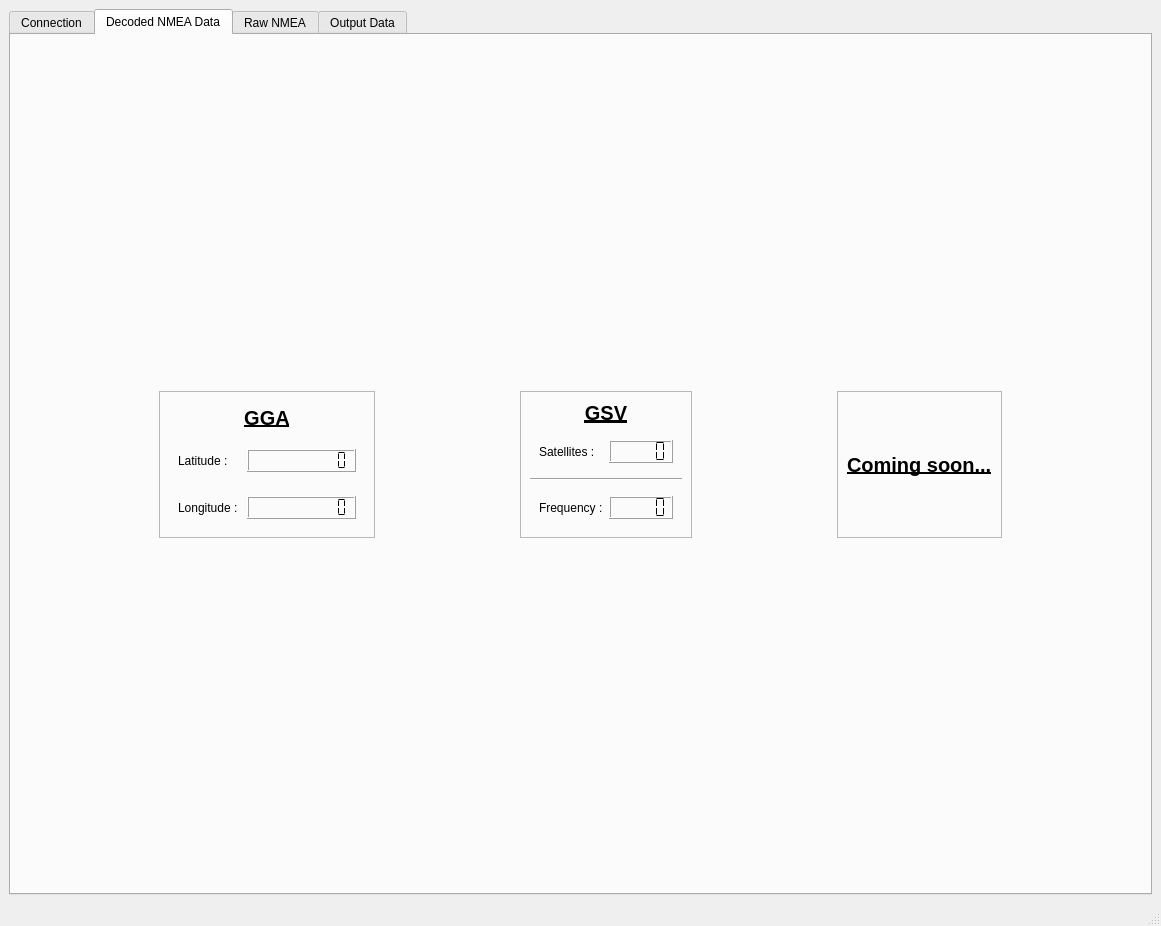
Above: ui/interface.ui from Kupofty/NMEA_Center before the change. Below: the same form after it.
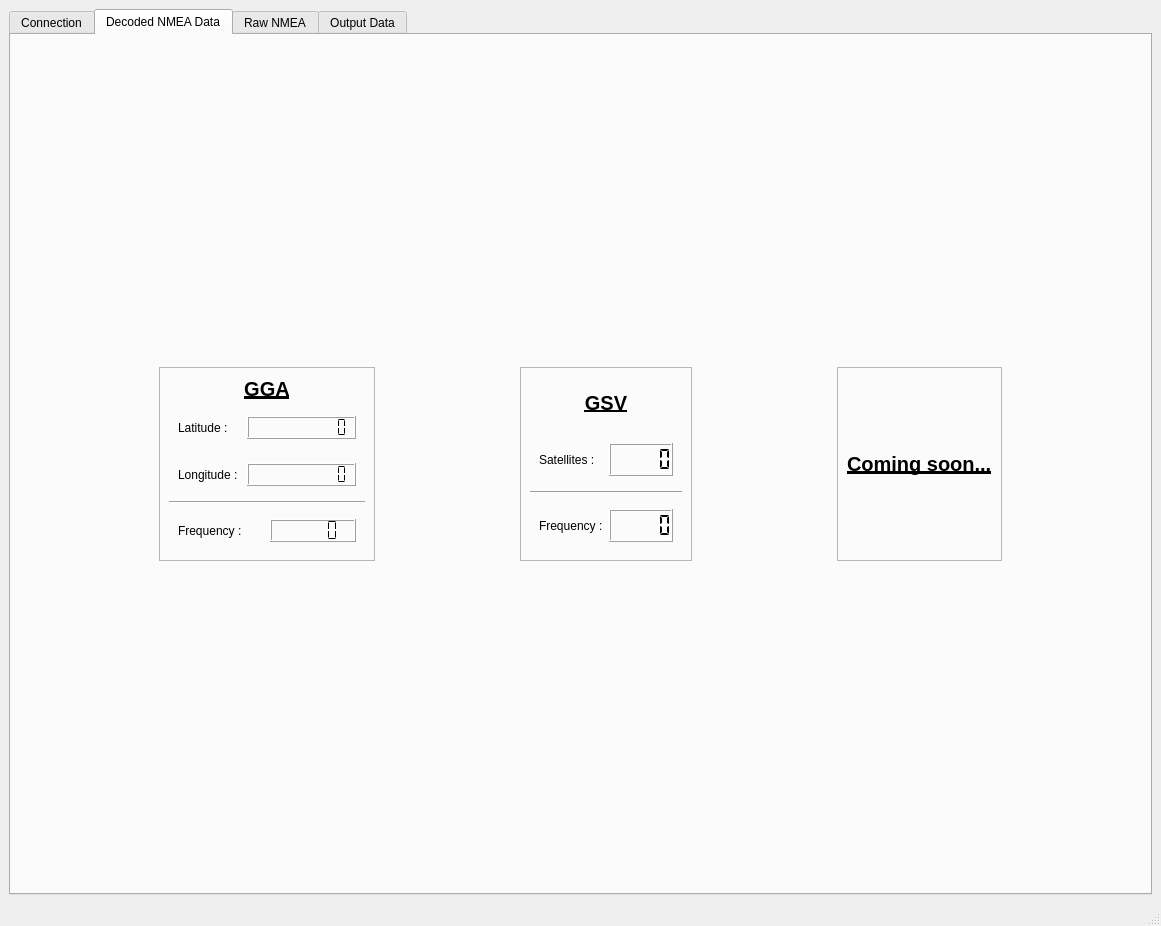
That is the form after the change. The open tabs and pages were chosen to show the change. Icons and pictures are not drawn.

```diff
--- a/ui/interface.ui
+++ b/ui/interface.ui
@@ -555,6 +555,43 @@
              </item>
             </layout>
            </item>
+           <item>
+            <widget class="Line" name="line_7">
+             <property name="orientation">
+              <enum>Qt::Orientation::Horizontal</enum>
+             </property>
+            </widget>
+           </item>
+           <item>
+            <layout class="QHBoxLayout" name="horizontalLayout_22">
+             <property name="leftMargin">
+              <number>9</number>
+             </property>
+             <property name="topMargin">
+              <number>9</number>
+             </property>
+             <property name="rightMargin">
+              <number>9</number>
+             </property>
+             <property name="bottomMargin">
+              <number>9</number>
+             </property>
+             <item>
+              <widget class="QLabel" name="label_29">
+               <property name="text">
+                <string>Frequency :</string>
+               </property>
+              </widget>
+             </item>
+             <item>
+              <widget class="QLCDNumber" name="lcdNumber_frequency_gga">
+               <property name="segmentStyle">
+                <enum>QLCDNumber::SegmentStyle::Flat</enum>
+               </property>
+              </widget>
+             </item>
+            </layout>
+           </item>
           </layout>
          </widget>
         </item>
```
Left out of the diff: 7 changed lines with no effect on the pictures.
